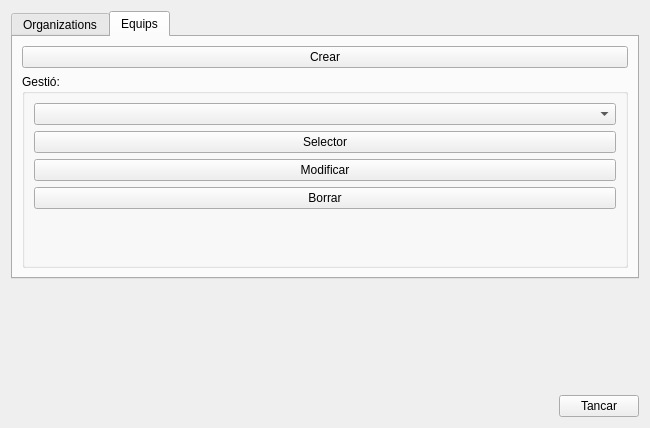
Above: core/ui/toolbars/cm/resources_management.ui from Giswater/giswater_qgis_plugin before the change. Below: the same form after it.
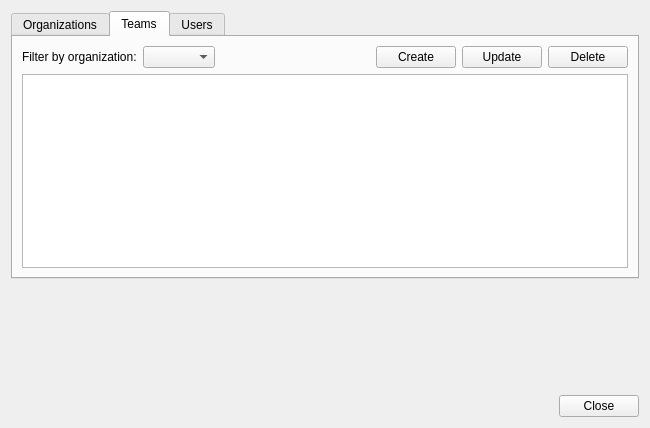
That is the form after the change. The open tabs and pages were chosen to show the change.

Commit message: feat: crud for organizations, teams and users

Diff of the .ui file:
```diff
--- a/core/ui/toolbars/cm/resources_management.ui
+++ b/core/ui/toolbars/cm/resources_management.ui
@@ -84,66 +84,117 @@
        </widget>
        <widget class="QWidget" name="team">
         <attribute name="title">
-         <string>Equips</string>
+         <string>Teams</string>
         </attribute>
         <layout class="QGridLayout" name="gridLayout_2">
-         <item row="0" column="0" colspan="2">
-          <widget class="QPushButton" name="btn_team_create">
-           <property name="text">
-            <string>Crear</string>
-           </property>
-          </widget>
-         </item>
-         <item row="1" column="0" colspan="2">
-          <widget class="QGroupBox" name="groupBox">
-           <property name="title">
-            <string>Gestió:</string>
-           </property>
+         <item row="0" column="0">
            <layout class="QGridLayout" name="gridLayout_4">
-            <item row="1" column="0">
-             <widget class="QComboBox" name="cmb_team"/>
-            </item>
-            <item row="2" column="0">
-             <widget class="QPushButton" name="btn_team_selector">
-              <property name="text">
-               <string>Selector</string>
-              </property>
-             </widget>
-            </item>
-            <item row="4" column="0">
+           <item row="1" column="5">
              <widget class="QPushButton" name="btn_team_delete">
               <property name="text">
-               <string>Borrar</string>
+              <string>Delete</string>
               </property>
              </widget>
             </item>
-            <item row="3" column="0">
+           <item row="1" column="3">
+            <widget class="QPushButton" name="btn_team_create">
+             <property name="text">
+              <string>Create</string>
+             </property>
+            </widget>
+           </item>
+           <item row="1" column="0">
+            <widget class="QLabel" name="label_2">
+             <property name="text">
+              <string>Filter by organization:</string>
+             </property>
+            </widget>
+           </item>
+           <item row="1" column="4">
              <widget class="QPushButton" name="btn_team_update">
               <property name="text">
-               <string>Modificar</string>
+              <string>Update</string>
               </property>
              </widget>
             </item>
-            <item row="5" column="0">
-             <spacer name="verticalSpacer">
+           <item row="1" column="2">
+            <spacer name="horizontalSpacer_3">
               <property name="orientation">
-               <enum>Qt::Vertical</enum>
+              <enum>Qt::Horizontal</enum>
               </property>
               <property name="sizeHint" stdset="0">
                <size>
-                <width>20</width>
-                <height>40</height>
+               <width>40</width>
+               <height>20</height>
                </size>
               </property>
              </spacer>
             </item>
-           </layout>
-           <zorder>cmb_team</zorder>
-           <zorder>btn_team_selector</zorder>
-           <zorder>btn_team_delete</zorder>
-           <zorder>btn_team_update</zorder>
-           <zorder>verticalSpacer</zorder>
-          </widget>
+           <item row="1" column="1">
+            <widget class="QComboBox" name="cmb_orga"/>
+           </item>
+          </layout>
+         </item>
+         <item row="1" column="0">
+          <widget class="QTableView" name="tbl_teams"/>
+         </item>
+        </layout>
+       </widget>
+       <widget class="QWidget" name="tab">
+        <attribute name="title">
+         <string>Users</string>
+        </attribute>
+        <layout class="QGridLayout" name="gridLayout_7">
+         <item row="0" column="0">
+          <layout class="QGridLayout" name="gridLayout_5">
+           <item row="0" column="4">
+            <widget class="QPushButton" name="btn_user_update">
+             <property name="text">
+              <string>Update</string>
+             </property>
+            </widget>
+           </item>
+           <item row="0" column="0">
+            <widget class="QLabel" name="label_3">
+             <property name="text">
+              <string>Filter by name:</string>
+             </property>
+            </widget>
+           </item>
+           <item row="0" column="2">
+            <spacer name="horizontalSpacer_4">
+             <property name="orientation">
+              <enum>Qt::Horizontal</enum>
+             </property>
+             <property name="sizeHint" stdset="0">
+              <size>
+               <width>40</width>
+               <height>20</height>
+              </size>
+             </property>
+            </spacer>
+           </item>
+           <item row="0" column="3">
+            <widget class="QPushButton" name="btn_user_create">
+             <property name="text">
+              <string>Create</string>
+             </property>
+            </widget>
+           </item>
+           <item row="0" column="5">
+            <widget class="QPushButton" name="btn_user_delete">
+             <property name="text">
+              <string>Delete</string>
+             </property>
+            </widget>
+           </item>
+           <item row="0" column="1">
+            <widget class="QComboBox" name="cmb_team"/>
+           </item>
+          </layout>
+         </item>
+         <item row="1" column="0">
+          <widget class="QTableView" name="tbl_users"/>
          </item>
         </layout>
        </widget>
@@ -182,7 +233,7 @@
      <item row="0" column="1">
       <widget class="QPushButton" name="btn_close">
        <property name="text">
-        <string>Tancar</string>
+        <string>Close</string>
        </property>
       </widget>
      </item>
```
Left out of the diff: 12 changed lines with no effect on the pictures. Lines whose indentation alone changed are shown as unchanged. The commit also changes 3 other files.
